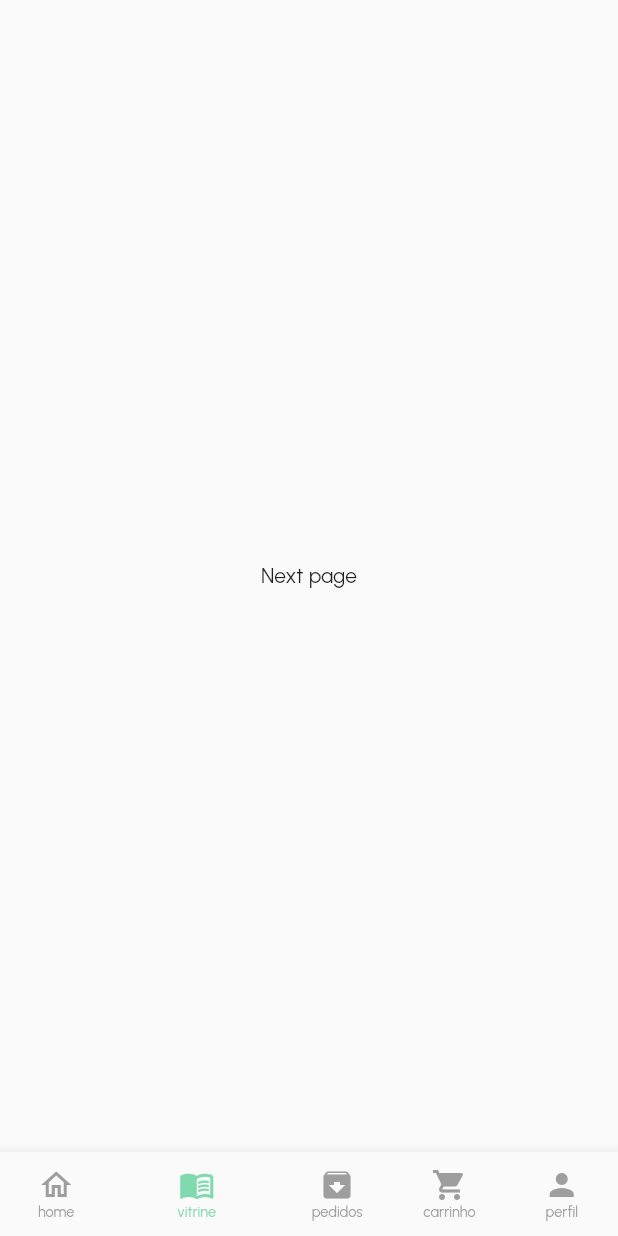
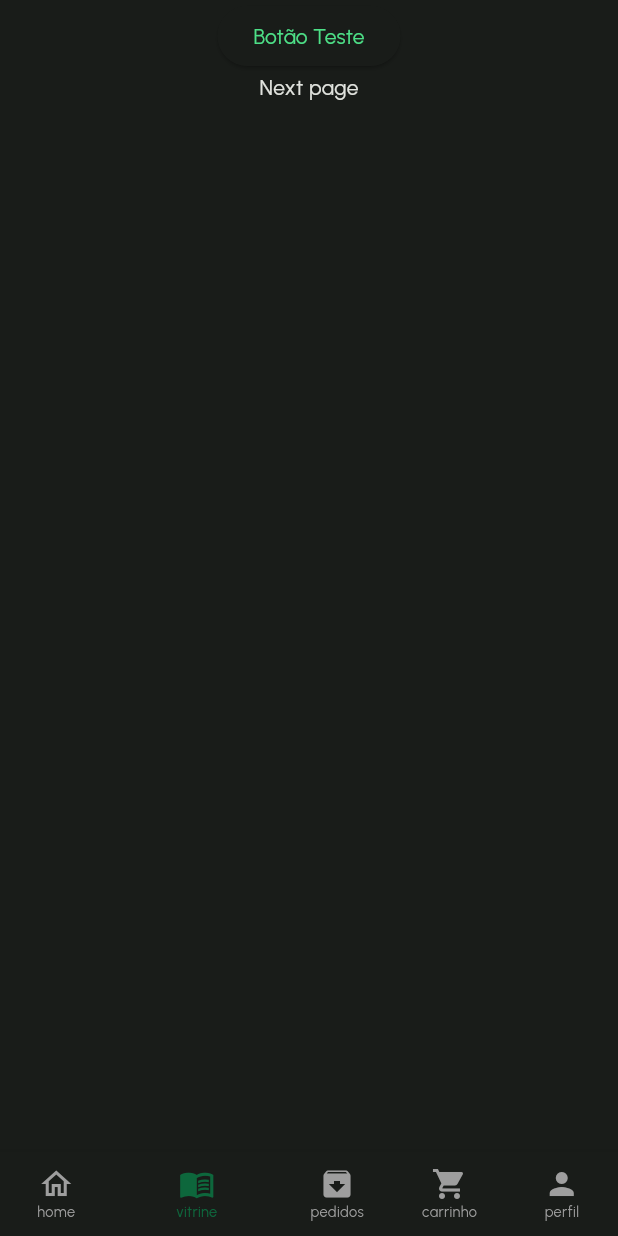
Before and after one commit to FeirAppGroup/FeirApp, a Flutter app: the screen it shows after launch, item 2 of the bottom bar chosen, on a phone screen of 412 x 824 dp. Run offline on Flutter 3.47's test engine with Material 2 defaults, Android fonts, the phone set to English and light mode, and no system bars; our stand-ins replace carousel_slider, flip_card, get, smooth_page_indicator, unicons.

Commit message:
Tema de cores adicionado

```diff
--- a/feirapp/lib/main.dart
+++ b/feirapp/lib/main.dart
@@ -1,4 +1,5 @@
 import 'package:feirapp/screens/orders/orders_screen.dart';
+import 'package:feirapp/utils/app_colors.dart';
 import 'package:flutter/material.dart';
 import 'package:get/get.dart';
 import 'routes/routes.dart';
@@ -14,9 +15,9 @@ class MyApp extends StatelessWidget {
   Widget build(BuildContext context) {
     return GetMaterialApp(
       debugShowCheckedModeBanner: false,
-      theme: ThemeData(
-        fontFamily: 'Urbanist',
-      ),
+      theme: ThemeData(fontFamily: 'Urbanist', useMaterial3: true, colorScheme: AppColors.lightColorScheme),
+      darkTheme: ThemeData(fontFamily: 'Urbanist', useMaterial3: true, colorScheme: AppColors.darkColorScheme),
+      themeMode: ThemeMode.dark,
       title: 'FeirApp',
       initialRoute: Routes.getSplashScreen(),
       getPages: Routes.routes,
--- a/feirapp/lib/screens/home/tab_screen.dart
+++ b/feirapp/lib/screens/home/tab_screen.dart
@@ -27,7 +27,12 @@ class _TabScreenState extends State<TabScreen> {
     HomeScreen(),
     Container(
       child: Center(
-        child: Text("Next page"),
+        child: Column(
+          children: [
+            ElevatedButton(onPressed: () {}, child: Text("Botão Teste")),
+            Text("Next page"),
+          ],
+        ),
       ),
     ),
     OrdersScreen(),
--- a/feirapp/lib/utils/app_colors.dart
+++ b/feirapp/lib/utils/app_colors.dart
@@ -1,4 +1,5 @@
 import 'dart:ui';
+import 'package:flutter/material.dart';
 
 class AppColors {
   static const Color textStyle = Color(0xFF000000);
@@ -18,4 +19,68 @@ class AppColors {
   static const Color shadowColor = Color(0xFFD3D3D3);
 
   static const Color fieldBackground = Color(0xFFE6EBED);
+
+  static const lightColorScheme = ColorScheme(
+    brightness: Brightness.light,
+    primary: Color(0xFF006D39),
+    onPrimary: Color(0xFFFFFFFF),
+    primaryContainer: Color(0xFF6DFDA0),
+    onPrimaryContainer: Color(0xFF00210D),
+    secondary: Color(0xFF506353),
+    onSecondary: Color(0xFFFFFFFF),
+    secondaryContainer: Color(0xFFD2E8D3),
+    onSecondaryContainer: Color(0xFF0D1F12),
+    tertiary: Color(0xFF3A656F),
+    onTertiary: Color(0xFFFFFFFF),
+    tertiaryContainer: Color(0xFFBEEAF6),
+    onTertiaryContainer: Color(0xFF001F25),
+    error: Color(0xFFBA1A1A),
+    errorContainer: Color(0xFFFFDAD6),
+    onError: Color(0xFFFFFFFF),
+    onErrorContainer: Color(0xFF410002),
+    background: Color(0xFFFBFDF7),
+    onBackground: Color(0xFF191C19),
+    surface: Color(0xFFFBFDF7),
+    onSurface: Color(0xFF191C19),
+    surfaceVariant: Color(0xFFDDE5DB),
+    onSurfaceVariant: Color(0xFF414941),
+    outline: Color(0xFF717971),
+    onInverseSurface: Color(0xFFF0F1EC),
+    inverseSurface: Color(0xFF2E312E),
+    inversePrimary: Color(0xFF4DE087),
+    shadow: Color(0xFF000000),
+    surfaceTint: Color(0xFF006D39),
+  );
+
+  static const darkColorScheme = ColorScheme(
+    brightness: Brightness.dark,
+    primary: Color(0xFF4DE087),
+    onPrimary: Color(0xFF00391B),
+    primaryContainer: Color(0xFF005229),
+    onPrimaryContainer: Color(0xFF6DFDA0),
+    secondary: Color(0xFFB6CCB8),
+    onSecondary: Color(0xFF223526),
+    secondaryContainer: Color(0xFF384B3C),
+    onSecondaryContainer: Color(0xFFD2E8D3),
+    tertiary: Color(0xFFA2CED9),
+    onTertiary: Color(0xFF01363F),
+    tertiaryContainer: Color(0xFF204D56),
+    onTertiaryContainer: Color(0xFFBEEAF6),
+    error: Color(0xFFFFB4AB),
+    errorContainer: Color(0xFF93000A),
+    onError: Color(0xFF690005),
+    onErrorContainer: Color(0xFFFFDAD6),
+    background: Color(0xFF191C19),
+    onBackground: Color(0xFFE1E3DE),
+    surface: Color(0xFF191C19),
+    onSurface: Color(0xFFE1E3DE),
+    surfaceVariant: Color(0xFF414941),
+    onSurfaceVariant: Color(0xFFC1C9BF),
+    outline: Color(0xFF8B938A),
+    onInverseSurface: Color(0xFF191C19),
+    inverseSurface: Color(0xFFE1E3DE),
+    inversePrimary: Color(0xFF006D39),
+    shadow: Color(0xFF000000),
+    surfaceTint: Color(0xFF4DE087),
+  );
 }
```
